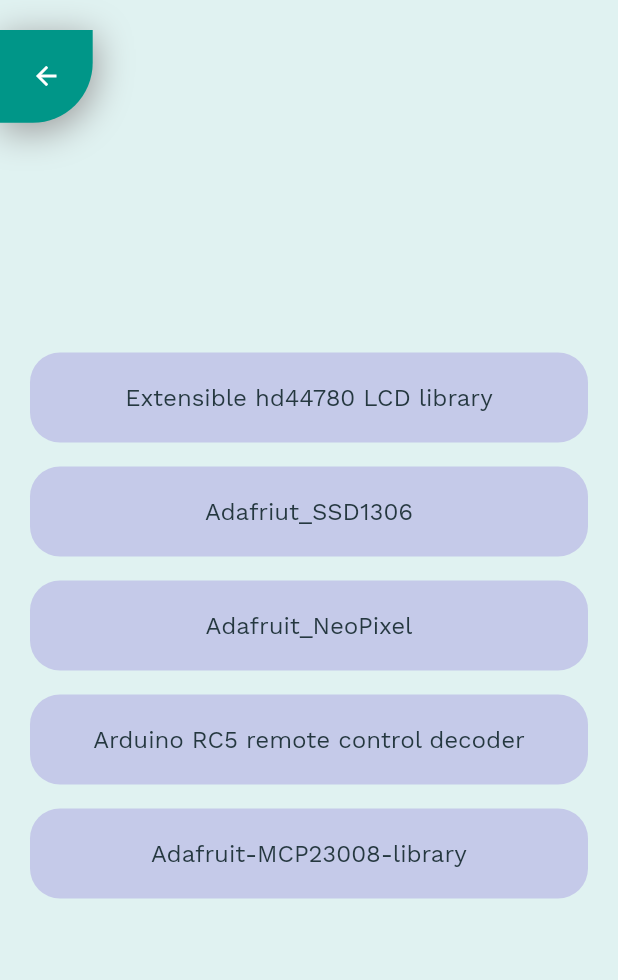
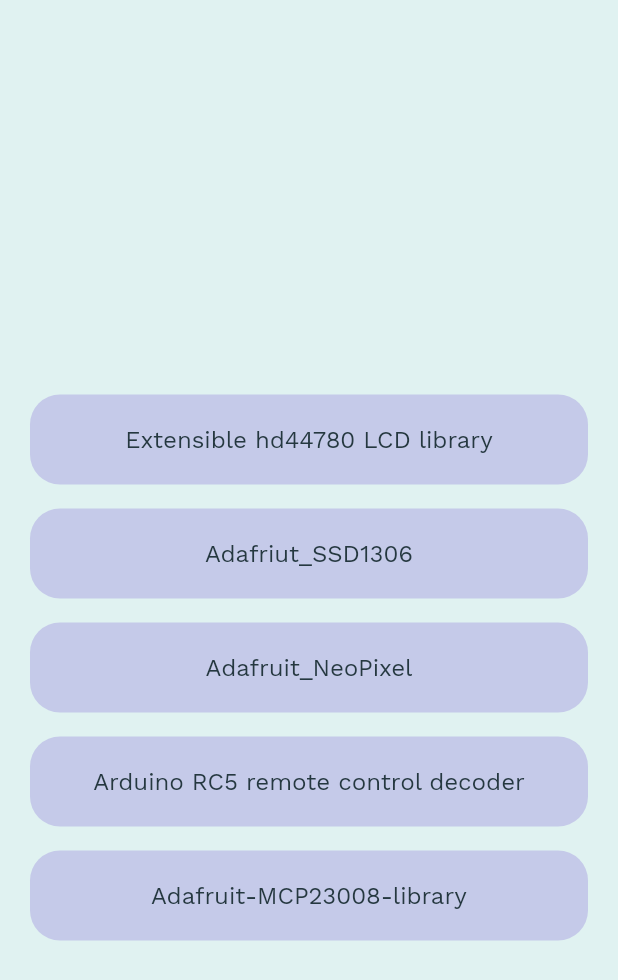
Before and after one commit to hope-miky/TME-Education-Arduino-board-manual, a Flutter app: the Libraries screen opened directly, on a phone screen of 412 x 824 dp. Shown: the top 980 px of the screen. Run offline on Flutter 3.47's test engine with Material 2 defaults, Android fonts, the phone set to English and light mode, and no system bars; our stand-ins replace get.

Commit message:
refactored some code

```diff
--- a/lib/widgets/listOfWidgets/libraries.dart
+++ b/lib/widgets/listOfWidgets/libraries.dart
@@ -13,6 +13,13 @@ class _LibrariesState extends State<Libraries> {
   Widget build(BuildContext context) {
     final Size screensize = MediaQuery.of(context).size;
     return Scaffold(
+      appBar: AppBar(
+        backgroundColor: Colors.teal[50],
+        elevation: 0,
+        iconTheme: IconThemeData(
+          color: Colors.teal
+        ),
+      ),
       backgroundColor: Colors.teal[50],
       body: Stack(
         children: <Widget>[
@@ -66,29 +73,7 @@ class _LibrariesState extends State<Libraries> {
             ),
           ),
 
-          Container(
-            margin: EdgeInsets.only(top: 20),
-            width: screensize.width * 0.15,
-            height: screensize.width * 0.15,
-            decoration: BoxDecoration(
-              borderRadius: BorderRadius.only(bottomRight: Radius.circular(40)),
-              color: Colors.teal,
-              boxShadow: [
-                BoxShadow(
-                  blurRadius: 20,
-                  color: Colors.grey,
-                  spreadRadius: 1,
-                  offset: Offset(1, 5)
-                ),
-              ]
-            ),
-            child: IconButton(
-              onPressed: (){
-                Get.back();
-              },
-              icon: Icon(Icons.arrow_back, size: 20,color: Colors.white,),
-              ),
-          ),
+
 
 
         ],
```
Also changed, not shown: lib/custom_drawer/home_drawer.dart (+8 -0 lines), lib/navigation_home_screen.dart (+13 -1 lines).
